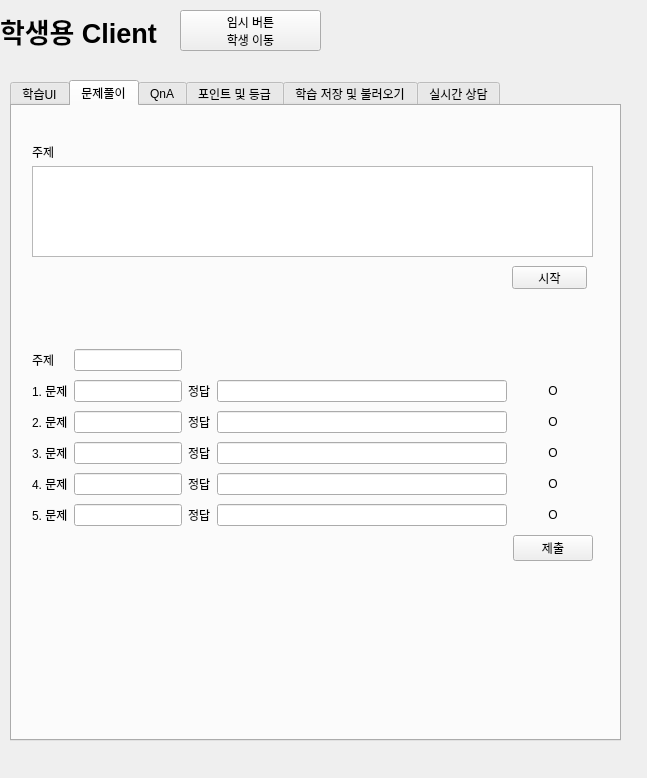
First picture: the form in edu.ui, repository LEEHYUNDO92/edu_app, before the edit.
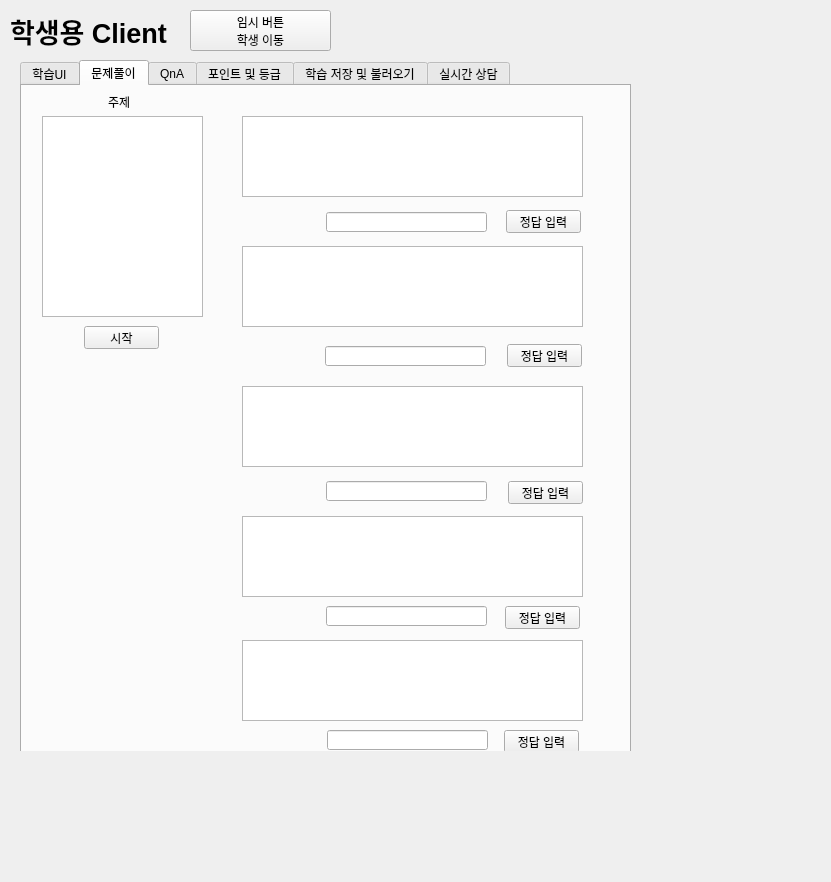
Second picture: the form after the edit. The open tabs and pages were chosen to show the change.

Commit message: 학생 ui 2023/02/06 20:17 고연재

What changed in the file:
```diff
--- a/edu.ui
+++ b/edu.ui
@@ -6,8 +6,8 @@
    <rect>
     <x>0</x>
     <y>0</y>
-    <width>647</width>
-    <height>778</height>
+    <width>831</width>
+    <height>882</height>
    </rect>
   </property>
   <property name="windowTitle">
@@ -16,7 +16,7 @@
   <widget class="QStackedWidget" name="stackedWidget">
    <property name="geometry">
     <rect>
-     <x>0</x>
+     <x>10</x>
      <y>0</y>
      <width>641</width>
      <height>751</height>
@@ -643,9 +643,9 @@
      <property name="geometry">
       <rect>
        <x>10</x>
-       <y>80</y>
+       <y>60</y>
        <width>611</width>
-       <height>661</height>
+       <height>731</height>
       </rect>
      </property>
      <property name="currentIndex">
@@ -663,8 +663,8 @@
       <widget class="QLabel" name="label_18">
        <property name="geometry">
         <rect>
-         <x>20</x>
-         <y>40</y>
+         <x>86</x>
+         <y>10</y>
          <width>56</width>
          <height>12</height>
         </rect>
@@ -677,203 +677,17 @@
        <property name="geometry">
         <rect>
          <x>20</x>
-         <y>60</y>
-         <width>561</width>
-         <height>91</height>
+         <y>30</y>
+         <width>161</width>
+         <height>201</height>
         </rect>
        </property>
       </widget>
-      <widget class="QWidget" name="gridLayoutWidget_4">
+      <widget class="QPushButton" name="quiz_start_btn">
        <property name="geometry">
         <rect>
-         <x>20</x>
+         <x>62</x>
          <y>240</y>
-         <width>561</width>
-         <height>221</height>
-        </rect>
-       </property>
-       <layout class="QGridLayout" name="gridLayout_4">
-        <item row="3" column="1" colspan="2">
-         <widget class="QLineEdit" name="student_qna_edit3_2"/>
-        </item>
-        <item row="2" column="0">
-         <widget class="QLabel" name="label_24">
-          <property name="text">
-           <string>2. 문제</string>
-          </property>
-         </widget>
-        </item>
-        <item row="1" column="0">
-         <widget class="QLabel" name="label_25">
-          <property name="text">
-           <string>1. 문제</string>
-          </property>
-         </widget>
-        </item>
-        <item row="4" column="1" colspan="2">
-         <widget class="QLineEdit" name="student_qna_edit4"/>
-        </item>
-        <item row="5" column="0">
-         <widget class="QLabel" name="label_27">
-          <property name="text">
-           <string>5. 문제</string>
-          </property>
-         </widget>
-        </item>
-        <item row="2" column="1" colspan="2">
-         <widget class="QLineEdit" name="student_qna_edit2_2"/>
-        </item>
-        <item row="1" column="3">
-         <widget class="QLabel" name="label_28">
-          <property name="text">
-           <string>정답</string>
-          </property>
-         </widget>
-        </item>
-        <item row="2" column="3">
-         <widget class="QLabel" name="label_29">
-          <property name="text">
-           <string>정답</string>
-          </property>
-         </widget>
-        </item>
-        <item row="3" column="3">
-         <widget class="QLabel" name="label_30">
-          <property name="text">
-           <string>정답</string>
-          </property>
-         </widget>
-        </item>
-        <item row="3" column="0">
-         <widget class="QLabel" name="label_31">
-          <property name="text">
-           <string>3. 문제</string>
-          </property>
-         </widget>
-        </item>
-        <item row="0" column="0">
-         <widget class="QLabel" name="label_32">
-          <property name="text">
-           <string>주제</string>
-          </property>
-         </widget>
-        </item>
-        <item row="3" column="4">
-         <widget class="QLineEdit" name="student_qna_answer_edit3"/>
-        </item>
-        <item row="4" column="0">
-         <widget class="QLabel" name="label_33">
-          <property name="text">
-           <string>4. 문제</string>
-          </property>
-         </widget>
-        </item>
-        <item row="4" column="3">
-         <widget class="QLabel" name="label_34">
-          <property name="text">
-           <string>정답</string>
-          </property>
-         </widget>
-        </item>
-        <item row="5" column="3">
-         <widget class="QLabel" name="label_36">
-          <property name="text">
-           <string>정답</string>
-          </property>
-         </widget>
-        </item>
-        <item row="5" column="1" colspan="2">
-         <widget class="QLineEdit" name="student_qna_edit5"/>
-        </item>
-        <item row="6" column="5">
-         <widget class="QPushButton" name="student_qna_send_btn">
-          <property name="text">
-           <string>제출</string>
-          </property>
-         </widget>
-        </item>
-        <item row="6" column="1">
-         <widget class="QLabel" name="label_37">
-          <property name="text">
-           <string/>
-          </property>
-         </widget>
-        </item>
-        <item row="1" column="1" colspan="2">
-         <widget class="QLineEdit" name="student_qna_edit1"/>
-        </item>
-        <item row="2" column="4">
-         <widget class="QLineEdit" name="student_qna_answer_edit2"/>
-        </item>
-        <item row="0" column="1" colspan="2">
-         <widget class="QLineEdit" name="student_qna_title_edit"/>
-        </item>
-        <item row="1" column="4">
-         <widget class="QLineEdit" name="student_qna_answer_edit1"/>
-        </item>
-        <item row="5" column="4">
-         <widget class="QLineEdit" name="student_qna_answer_edit5"/>
-        </item>
-        <item row="4" column="4">
-         <widget class="QLineEdit" name="student_qna_answer_edit4"/>
-        </item>
-        <item row="1" column="5">
-         <widget class="QLabel" name="student_qna_check_edit1">
-          <property name="text">
-           <string>O</string>
-          </property>
-          <property name="alignment">
-           <set>Qt::AlignCenter</set>
-          </property>
-         </widget>
-        </item>
-        <item row="2" column="5">
-         <widget class="QLabel" name="student_qna_check_edit2">
-          <property name="text">
-           <string>O</string>
-          </property>
-          <property name="alignment">
-           <set>Qt::AlignCenter</set>
-          </property>
-         </widget>
-        </item>
-        <item row="3" column="5">
-         <widget class="QLabel" name="student_qna_check_edit3">
-          <property name="text">
-           <string>O</string>
-          </property>
-          <property name="alignment">
-           <set>Qt::AlignCenter</set>
-          </property>
-         </widget>
-        </item>
-        <item row="4" column="5">
-         <widget class="QLabel" name="student_qna_check_edit4">
-          <property name="text">
-           <string>O</string>
-          </property>
-          <property name="alignment">
-           <set>Qt::AlignCenter</set>
-          </property>
-         </widget>
-        </item>
-        <item row="5" column="5">
-         <widget class="QLabel" name="student_qna_check_edit5">
-          <property name="text">
-           <string>O</string>
-          </property>
-          <property name="alignment">
-           <set>Qt::AlignCenter</set>
-          </property>
-         </widget>
-        </item>
-       </layout>
-      </widget>
-      <widget class="QPushButton" name="pushButton">
-       <property name="geometry">
-        <rect>
-         <x>500</x>
-         <y>160</y>
          <width>75</width>
          <height>23</height>
         </rect>
@@ -882,6 +696,171 @@
         <string>시작</string>
        </property>
       </widget>
+      <widget class="QListWidget" name="student_quiz_content_1">
+       <property name="geometry">
+        <rect>
+         <x>220</x>
+         <y>30</y>
+         <width>341</width>
+         <height>81</height>
+        </rect>
+       </property>
+      </widget>
+      <widget class="QLineEdit" name="student_qna_answer_edit1">
+       <property name="geometry">
+        <rect>
+         <x>304</x>
+         <y>126</y>
+         <width>161</width>
+         <height>20</height>
+        </rect>
+       </property>
+      </widget>
+      <widget class="QPushButton" name="quiz_insert_btn1">
+       <property name="geometry">
+        <rect>
+         <x>484</x>
+         <y>124</y>
+         <width>75</width>
+         <height>23</height>
+        </rect>
+       </property>
+       <property name="text">
+        <string>정답 입력</string>
+       </property>
+      </widget>
+      <widget class="QListWidget" name="student_quiz_content_2">
+       <property name="geometry">
+        <rect>
+         <x>220</x>
+         <y>160</y>
+         <width>341</width>
+         <height>81</height>
+        </rect>
+       </property>
+      </widget>
+      <widget class="QLineEdit" name="student_qna_answer_edit1_2">
+       <property name="geometry">
+        <rect>
+         <x>303</x>
+         <y>260</y>
+         <width>161</width>
+         <height>20</height>
+        </rect>
+       </property>
+      </widget>
+      <widget class="QPushButton" name="quiz_insert_btn2">
+       <property name="geometry">
+        <rect>
+         <x>485</x>
+         <y>258</y>
+         <width>75</width>
+         <height>23</height>
+        </rect>
+       </property>
+       <property name="text">
+        <string>정답 입력</string>
+       </property>
+      </widget>
+      <widget class="QListWidget" name="student_quiz_content_3">
+       <property name="geometry">
+        <rect>
+         <x>220</x>
+         <y>300</y>
+         <width>341</width>
+         <height>81</height>
+        </rect>
+       </property>
+      </widget>
+      <widget class="QLineEdit" name="student_qna_answer_edit1_3">
+       <property name="geometry">
+        <rect>
+         <x>304</x>
+         <y>395</y>
+         <width>161</width>
+         <height>20</height>
+        </rect>
+       </property>
+      </widget>
+      <widget class="QPushButton" name="quiz_insert_btn3">
+       <property name="geometry">
+        <rect>
+         <x>486</x>
+         <y>395</y>
+         <width>75</width>
+         <height>23</height>
+        </rect>
+       </property>
+       <property name="text">
+        <string>정답 입력</string>
+       </property>
+      </widget>
+      <widget class="QListWidget" name="student_quiz_content_4">
+       <property name="geometry">
+        <rect>
+         <x>220</x>
+         <y>430</y>
+         <width>341</width>
+         <height>81</height>
+        </rect>
+       </property>
+      </widget>
+      <widget class="QLineEdit" name="student_qna_answer_edit1_4">
+       <property name="geometry">
+        <rect>
+         <x>304</x>
+         <y>520</y>
+         <width>161</width>
+         <height>20</height>
+        </rect>
+       </property>
+      </widget>
+      <widget class="QPushButton" name="quiz_insert_btn4">
+       <property name="geometry">
+        <rect>
+         <x>483</x>
+         <y>520</y>
+         <width>75</width>
+         <height>23</height>
+        </rect>
+       </property>
+       <property name="text">
+        <string>정답 입력</string>
+       </property>
+      </widget>
+      <widget class="QListWidget" name="student_quiz_content_5">
+       <property name="geometry">
+        <rect>
+         <x>220</x>
+         <y>554</y>
+         <width>341</width>
+         <height>81</height>
+        </rect>
+       </property>
+      </widget>
+      <widget class="QLineEdit" name="student_qna_answer_edit1_5">
+       <property name="geometry">
+        <rect>
+         <x>305</x>
+         <y>644</y>
+         <width>161</width>
+         <height>20</height>
+        </rect>
+       </property>
+      </widget>
+      <widget class="QPushButton" name="quiz_insert_btn5">
+       <property name="geometry">
+        <rect>
+         <x>482</x>
+         <y>644</y>
+         <width>75</width>
+         <height>23</height>
+        </rect>
+       </property>
+       <property name="text">
+        <string>정답 입력</string>
+       </property>
+      </widget>
      </widget>
      <widget class="QWidget" name="tab_8">
       <attribute name="title">
```
Left out of the diff: 4 changed lines with no effect on the pictures.
